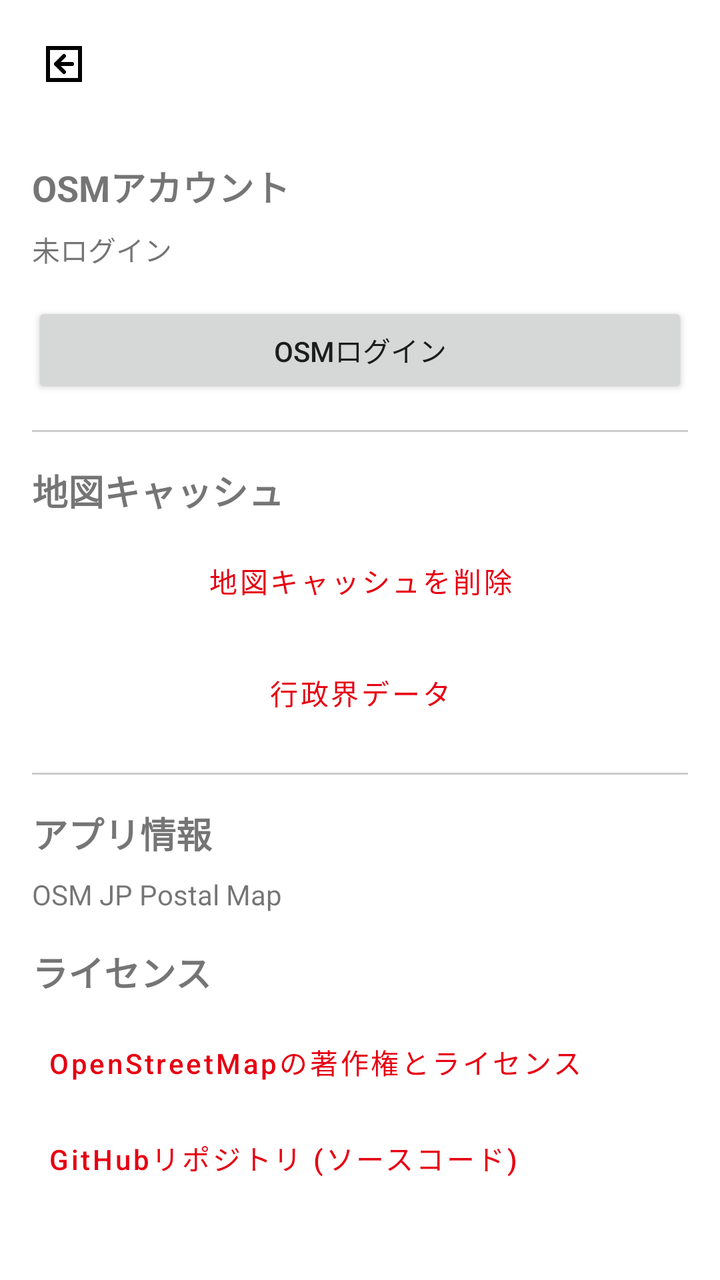
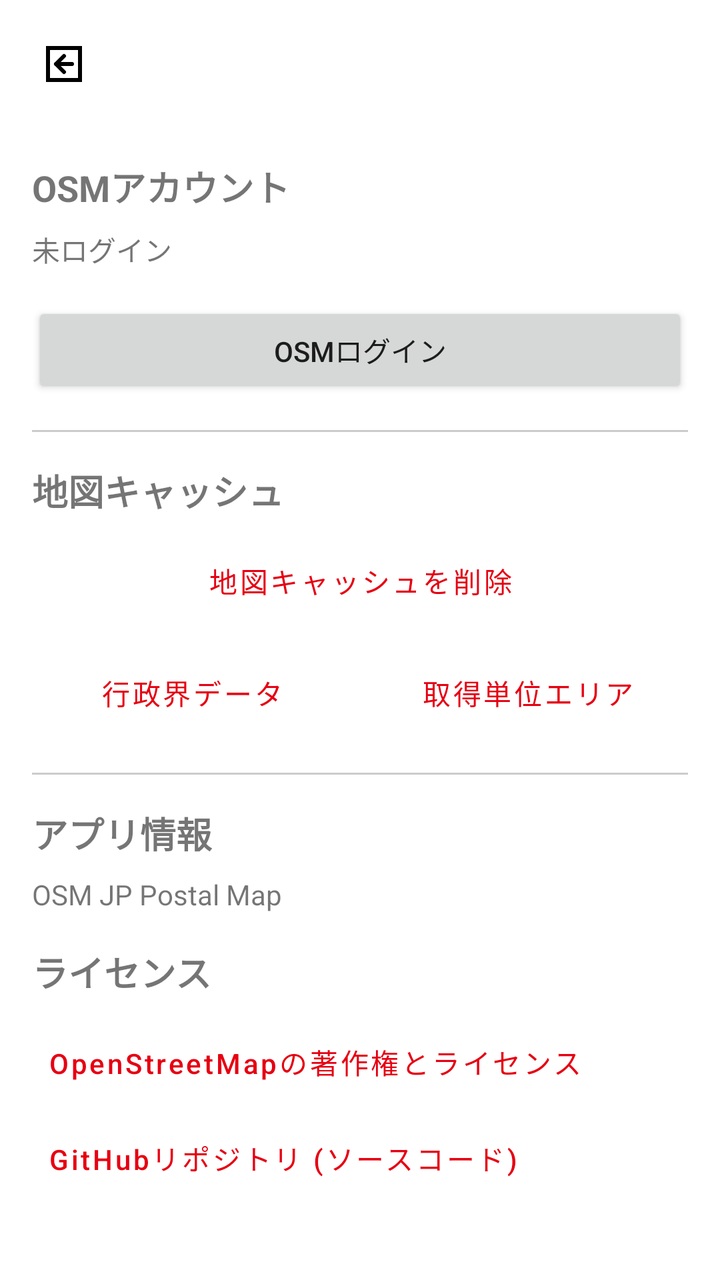

An Android layout rendered at two revisions. The XML below is the earlier revision; the diff shows what the commit changed to produce the second picture.
<!-- AndroidManifest.xml: application theme Theme.OsmJPPostalMap -->
<!-- res/layout/activity_settings.xml -->
<?xml version="1.0" encoding="utf-8"?>
<RelativeLayout xmlns:android="http://schemas.android.com/apk/res/android"
    android:layout_width="match_parent"
    android:layout_height="match_parent">

    <androidx.appcompat.widget.AppCompatImageButton
        android:id="@+id/btn_back"
        android:layout_width="48dp"
        android:layout_height="48dp"
        android:layout_margin="8dp"
        android:background="?attr/selectableItemBackgroundBorderless"
        android:src="@drawable/ic_back_postbox"
        android:contentDescription="戻る" />

    <LinearLayout
        android:layout_width="match_parent"
        android:layout_height="match_parent"
        android:layout_below="@id/btn_back"
        android:orientation="vertical"
        android:padding="16dp">

    <TextView
        android:layout_width="wrap_content"
        android:layout_height="wrap_content"
        android:text="OSMアカウント"
        android:textSize="18sp"
        android:textStyle="bold"
        android:layout_marginBottom="8dp" />

    <TextView
        android:id="@+id/login_status"
        android:layout_width="wrap_content"
        android:layout_height="wrap_content"
        android:text="未ログイン"
        android:layout_marginBottom="16dp" />

    <Button
        android:id="@+id/btn_login"
        android:layout_width="match_parent"
        android:layout_height="wrap_content"
        android:text="OSMログイン" />

    <Button
        android:id="@+id/btn_user_page"
        android:layout_width="match_parent"
        android:layout_height="wrap_content"
        android:text="ユーザーページを開く"
        android:visibility="gone" />

    <Button
        android:id="@+id/btn_logout"
        android:layout_width="match_parent"
        android:layout_height="wrap_content"
        android:text="ログアウト"
        android:visibility="gone" />

    <View
        android:layout_width="match_parent"
        android:layout_height="1dp"
        android:background="#CCCCCC"
        android:layout_marginVertical="16dp" />
    
    <TextView
        android:layout_width="wrap_content"
        android:layout_height="wrap_content"
        android:text="@string/settings_map_cache_title"
        android:textSize="18sp"
        android:textStyle="bold"
        android:layout_marginBottom="8dp" />

    <Button
        android:id="@+id/btn_delete_cache"
        android:layout_width="match_parent"
        android:layout_height="wrap_content"
        android:text="@string/settings_delete_map_cache"
        style="@style/Widget.MaterialComponents.Button.OutlinedButton"
        android:textColor="@color/jp_post_red" />

    <Button
        android:id="@+id/btn_show_boundary"
        android:layout_width="match_parent"
        android:layout_height="wrap_content"
        android:layout_marginTop="8dp"
        android:text="行政界データ"
        style="@style/Widget.MaterialComponents.Button.OutlinedButton" />

    <View
        android:layout_width="match_parent"
        android:layout_height="1dp"
        android:background="#CCCCCC"
        android:layout_marginVertical="16dp" />

    <TextView
        android:layout_width="wrap_content"
        android:layout_height="wrap_content"
        android:text="アプリ情報"
        android:textSize="18sp"
        android:textStyle="bold"
        android:layout_marginBottom="8dp" />

    <TextView
        android:id="@+id/app_version_info"
        android:layout_width="wrap_content"
        android:layout_height="wrap_content"
        android:text="OSM JP Postal Map"
        android:layout_marginBottom="16dp" />

    <TextView
        android:layout_width="wrap_content"
        android:layout_height="wrap_content"
        android:text="@string/settings_license_title"
        android:textSize="18sp"
        android:textStyle="bold"
        android:layout_marginBottom="8dp" />

    <Button
        android:id="@+id/btn_osm_copyright"
        style="@style/Widget.MaterialComponents.Button.TextButton"
        android:layout_width="match_parent"
        android:layout_height="wrap_content"
        android:text="@string/settings_osm_copyright_link"
        android:textAllCaps="false"
        android:gravity="start|center_vertical" />

    <Button
        android:id="@+id/btn_github_repo"
        style="@style/Widget.MaterialComponents.Button.TextButton"
        android:layout_width="match_parent"
        android:layout_height="wrap_content"
        android:text="@string/settings_github_link"
        android:textAllCaps="false"
        android:gravity="start|center_vertical" />

    </LinearLayout>
</RelativeLayout>
<!-- resources referenced by this layout -->
<resources>
  <color name="jp_post_red">#E60012</color>
  <!-- drawable ic_back_postbox (drawable) -->
  <vector xmlns:android="http://schemas.android.com/apk/res/android"
      android:width="24dp"
      android:height="24dp"
      android:viewportWidth="24"
      android:viewportHeight="24">
      
      <path
          android:strokeColor="#000000"
          android:strokeWidth="2"
          android:pathData="M4,4 h16 v16 h-16 z" />
      
      <path
          android:fillColor="#000000"
          android:pathData="M16,12 H8 M8,12 l4,-4 M8,12 l4,4"
          android:strokeColor="#000000"
          android:strokeWidth="2"
          android:strokeLineCap="round"
          android:strokeLineJoin="round" />
  </vector>
  <string name="settings_delete_map_cache">地図キャッシュを削除</string>
  <string name="settings_github_link">GitHubリポジトリ (ソースコード)</string>
  <string name="settings_license_title">ライセンス</string>
  <string name="settings_map_cache_title">地図キャッシュ</string>
  <string name="settings_osm_copyright_link">OpenStreetMapの著作権とライセンス</string>
  <style name="Theme.OsmJPPostalMap" parent="Theme.MaterialComponents.DayNight.NoActionBar">
          
          <item name="colorPrimary">@color/jp_post_red</item>
          <item name="colorPrimaryVariant">@color/jp_post_red</item>
          <item name="colorOnPrimary">@color/white</item>
          
          <item name="colorSecondary">@color/teal_200</item>
          <item name="colorSecondaryVariant">@color/teal_700</item>
          <item name="colorOnSecondary">@color/black</item>
          
          <item name="android:statusBarColor">?attr/colorPrimaryVariant</item>
          <item name="android:windowLightStatusBar" tools:targetApi="m">false</item>
          
      </style>
  <color name="white">#FFFFFFFF</color>
  <color name="teal_200">#FF03DAC5</color>
  <color name="teal_700">#FF018786</color>
  <color name="black">#FF000000</color>
</resources>

<!-- the commit's change to res/layout/activity_settings.xml (unified diff, before → after) -->
@@ -76,13 +76,30 @@
         style="@style/Widget.MaterialComponents.Button.OutlinedButton"
         android:textColor="@color/jp_post_red" />
 
-    <Button
-        android:id="@+id/btn_show_boundary"
+    <LinearLayout
         android:layout_width="match_parent"
         android:layout_height="wrap_content"
         android:layout_marginTop="8dp"
-        android:text="行政界データ"
-        style="@style/Widget.MaterialComponents.Button.OutlinedButton" />
+        android:orientation="horizontal">
+
+        <Button
+            android:id="@+id/btn_show_boundary"
+            android:layout_width="0dp"
+            android:layout_height="wrap_content"
+            android:layout_weight="1"
+            android:layout_marginEnd="4dp"
+            android:text="行政界データ"
+            style="@style/Widget.MaterialComponents.Button.OutlinedButton" />
+
+        <Button
+            android:id="@+id/btn_fetch_area"
+            android:layout_width="0dp"
+            android:layout_height="wrap_content"
+            android:layout_weight="1"
+            android:layout_marginStart="4dp"
+            android:text="取得単位エリア"
+            style="@style/Widget.MaterialComponents.Button.OutlinedButton" />
+    </LinearLayout>
 
     <View
         android:layout_width="match_parent"
